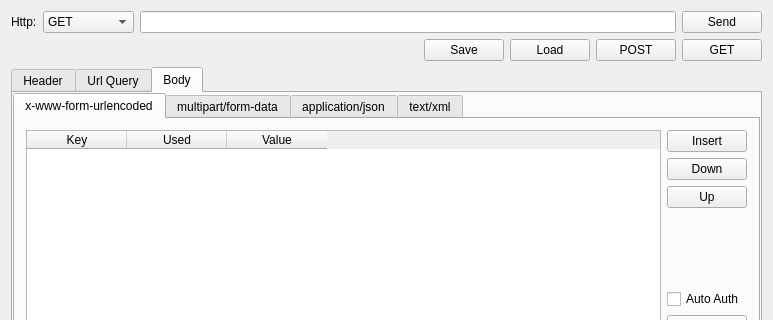
Above: httppost.ui from jadderbao/http-post-test before the change; both pictures show x 0 to 773 and y 0 to 320 of the 773 by 650 pixel window. Below: the same form after it.
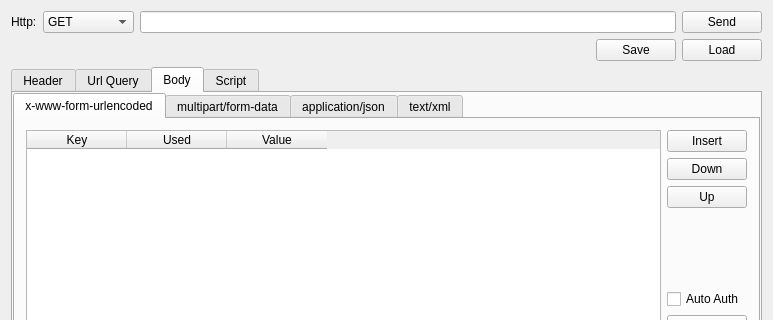
That is the form after the change. The open tabs and pages were chosen to show the change. Custom widgets are drawn as their Qt base class.

What changed in the file:
```diff
--- a/httppost.ui
+++ b/httppost.ui
@@ -116,23 +116,6 @@
         </property>
        </widget>
       </item>
-      <item>
-       <widget class="QPushButton" name="pushButtonPost">
-        <property name="text">
-         <string>POST</string>
-        </property>
-        <property name="autoRepeat">
-         <bool>false</bool>
-        </property>
-       </widget>
-      </item>
-      <item>
-       <widget class="QPushButton" name="pushButtonGet">
-        <property name="text">
-         <string>GET</string>
-        </property>
-       </widget>
-      </item>
      </layout>
     </item>
     <item>
@@ -547,6 +530,11 @@
          </item>
         </layout>
        </widget>
+       <widget class="QWidget" name="tabScript">
+        <attribute name="title">
+         <string>Script</string>
+        </attribute>
+       </widget>
       </widget>
       <widget class="QWidget" name="layoutWidget">
        <layout class="QVBoxLayout" name="verticalLayout_4">
```
Left out of the diff: 16 changed lines with no effect on the pictures.
